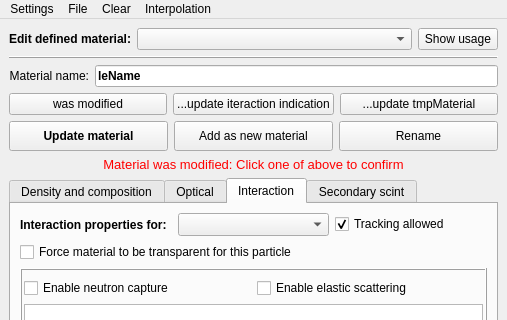
Old version of the form src/gui/materialinspectorwindow.ui in the repository andrmor/ANTS2; both pictures show x 0 to 507 and y 0 to 320 of the 507 by 670 pixel window.
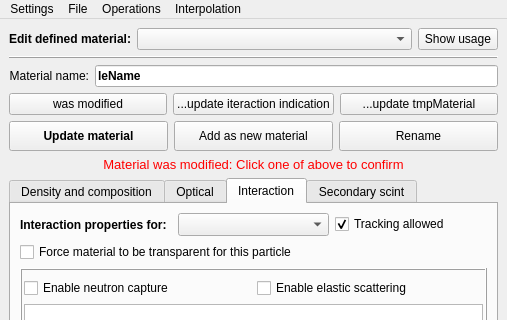
New version of the form.

What changed in the file:
```diff
--- a/src/gui/materialinspectorwindow.ui
+++ b/src/gui/materialinspectorwindow.ui
@@ -2728,7 +2728,7 @@
    </widget>
    <widget class="QMenu" name="menuClear">
     <property name="title">
-     <string>Clear</string>
+     <string>Operations</string>
     </property>
     <addaction name="actionClear_Interaction_for_this_particle"/>
     <addaction name="actionClear_interaction_for_all_particles"/>
```
